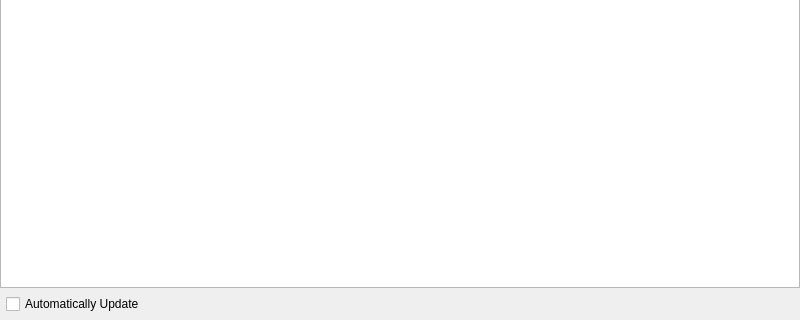
Before: the Qt Designer form guiclient/display.ui in Pegasus-RPG/xtuple-client, drawn with Qt 5; both pictures show x 0 to 800 and y 280 to 600 of the 800 by 600 pixel window.
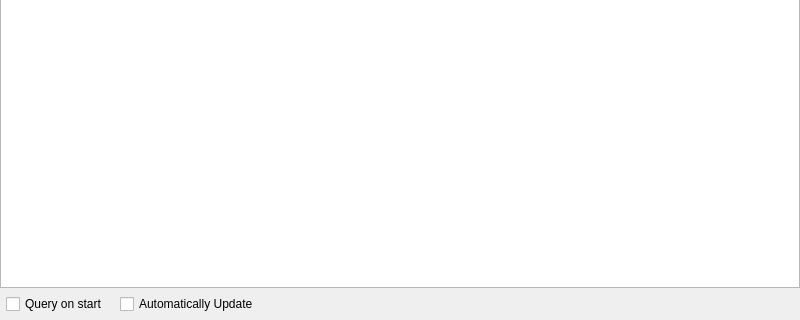
After: the same form once the commit is applied. Custom widgets are drawn as their Qt base class.

Commit message: issue #10758: More work on shortcuts.  Add search text box to toolbar.  Add "Query on start" option and expose all actions via functions.

The edit to the form file:
```diff
--- a/guiclient/display.ui
+++ b/guiclient/display.ui
@@ -92,13 +92,36 @@
      <property name="bottomMargin">
       <number>6</number>
      </property>
-     <item row="0" column="0">
+     <property name="horizontalSpacing">
+      <number>12</number>
+     </property>
+     <item row="0" column="1">
       <widget class="XCheckBox" name="_autoupdate">
        <property name="text">
         <string>Automatically Update</string>
        </property>
       </widget>
      </item>
+     <item row="0" column="0">
+      <widget class="XCheckBox" name="_queryonstart">
+       <property name="text">
+        <string>Query on start</string>
+       </property>
+      </widget>
+     </item>
+     <item row="0" column="2">
+      <spacer name="horizontalSpacer">
+       <property name="orientation">
+        <enum>Qt::Horizontal</enum>
+       </property>
+       <property name="sizeHint" stdset="0">
+        <size>
+         <width>40</width>
+         <height>20</height>
+        </size>
+       </property>
+      </spacer>
+     </item>
     </layout>
    </item>
   </layout>
```
Left out of the diff: 12 changed lines with no effect on the pictures. The commit also changes 13 other files.
